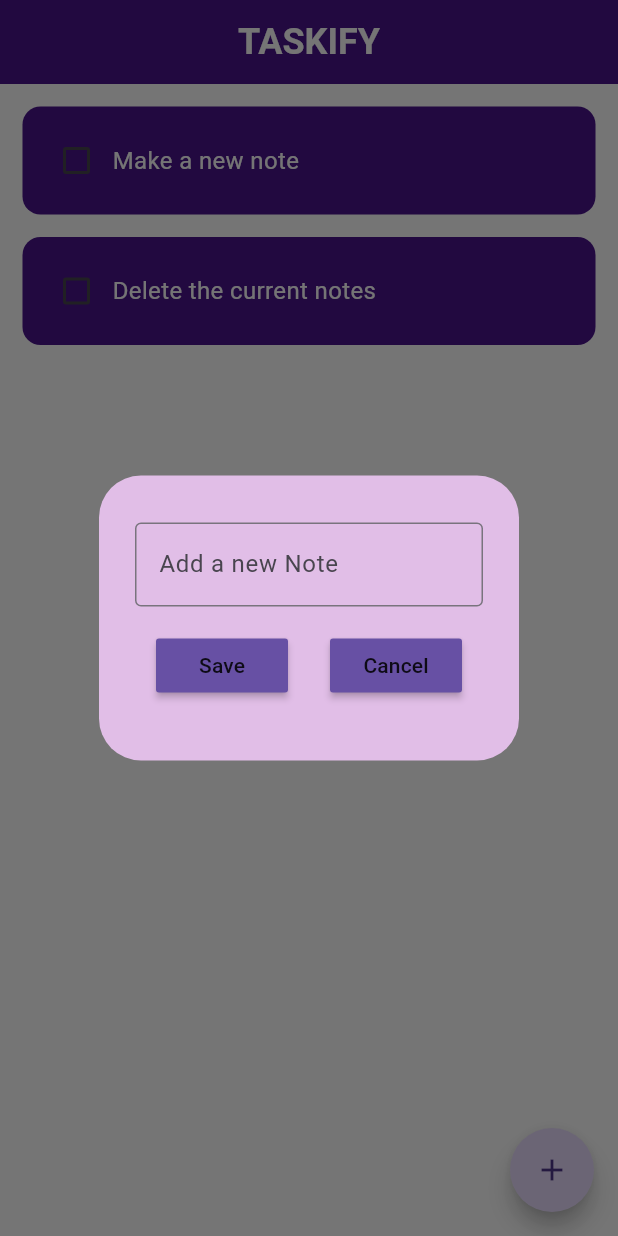
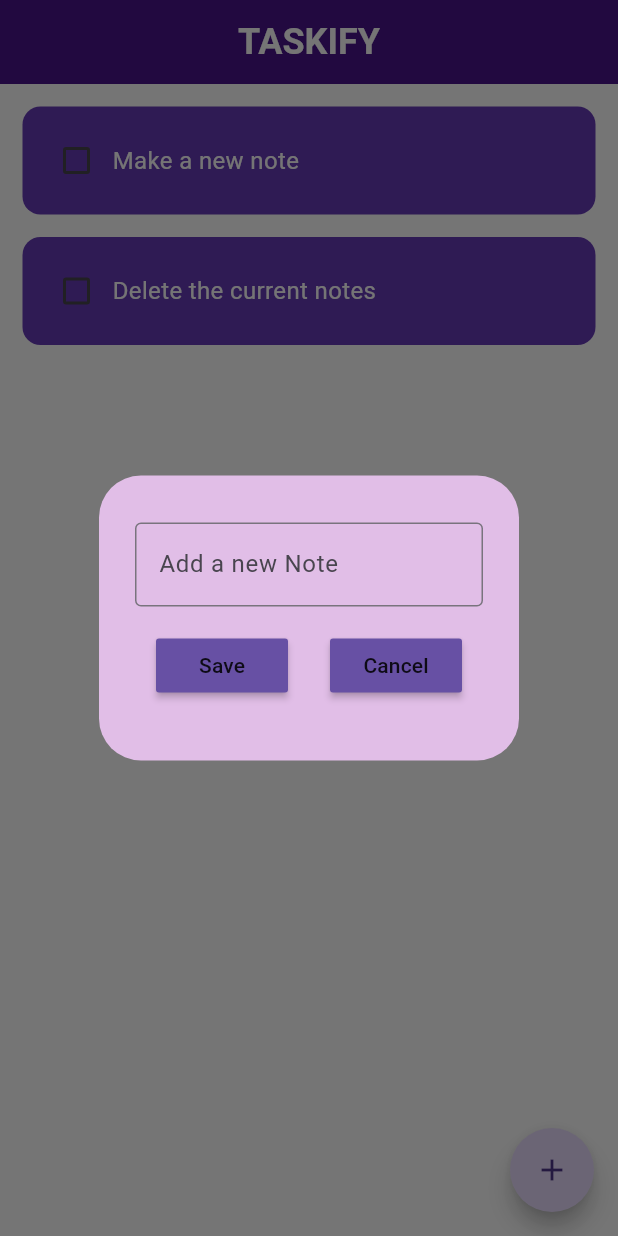
Before and after one commit to illustrae/Note_Taker, a Flutter app: the screen it shows after launch, after a tap on the "add" icon, on a phone screen of 412 x 824 dp. Run offline on Flutter 3.47's test engine with Material 3 defaults, Android fonts, the phone set to English and light mode, and no system bars; drawn by our look-alikes of flutter_slidable; our stand-ins replace hive_flutter; accounts and stored records are empty.

Commit message:
added color changes on completion opt for random

```diff
--- /dev/null
+++ b/lib/components/color_notes.dart
@@ -0,0 +1,20 @@
+import 'package:flutter/material.dart';
+import 'dart:math';
+
+Color getRandomColor(bool taskCompleted) {
+  final List<Color> randomColors = [
+    Colors.deepPurple,
+  ];
+
+  final List<Color> completedColors = [
+    Color.fromARGB(255, 248, 146, 63),
+  ];
+
+  final Random random = Random();
+
+  if (taskCompleted) {
+    return completedColors[random.nextInt(completedColors.length)];
+  } else {
+    return randomColors[random.nextInt(randomColors.length)];
+  }
+}
--- a/lib/components/content_box.dart
+++ b/lib/components/content_box.dart
@@ -16,14 +16,14 @@ class ContentBox extends StatelessWidget {
   Widget build(BuildContext context) {
     return AlertDialog(
         backgroundColor: Colors.purple[100],
-        content: Container(
+        content: SizedBox(
             height: 150,
             child: Column(
                 mainAxisAlignment: MainAxisAlignment.spaceEvenly,
                 children: [
                   TextField(
                     controller: controller,
-                    decoration: InputDecoration(
+                    decoration: const InputDecoration(
                       border: OutlineInputBorder(),
                       hintText: "Add a new Note",
                     ),
--- a/lib/components/todo_notes.dart
+++ b/lib/components/todo_notes.dart
@@ -1,5 +1,7 @@
 import 'package:flutter/material.dart';
 import 'package:flutter_slidable/flutter_slidable.dart';
+import 'color_notes.dart';
+
 
 class ToDoNotes extends StatelessWidget {
   final String taskName;
@@ -8,6 +10,7 @@ class ToDoNotes extends StatelessWidget {
   Function(BuildContext)? deleteFunction;
   Function(BuildContext)? moveDownFunction;
   Function(BuildContext)? moveUpFunction;
+
 
   ToDoNotes(
       {super.key,
@@ -24,26 +27,26 @@ class ToDoNotes extends StatelessWidget {
       padding: const EdgeInsets.only(left: 15.0, right: 15.0, top: 15.0),
       child: Slidable(
         endActionPane: ActionPane(
-          motion: StretchMotion(),
+          extentRatio: 1.0,
+          motion: const StretchMotion(),
           children: [
             SlidableAction(
                 borderRadius: BorderRadius.circular(12),
                 onPressed: deleteFunction,
                 icon: Icons.delete,
-                flex: 1,
                 backgroundColor: Colors.red.shade300),
             SlidableAction(
               borderRadius: BorderRadius.circular(12),
               onPressed: moveDownFunction,
 
-              backgroundColor: Color.fromARGB(255, 233, 179, 1),
+              backgroundColor: const Color.fromARGB(255, 233, 179, 1),
               foregroundColor: Colors.purple[900],
               icon: Icons.arrow_downward),
             SlidableAction(
               borderRadius: BorderRadius.circular(12),
               onPressed: moveUpFunction,
 
-              backgroundColor: Color.fromARGB(255, 0, 199, 50),
+              backgroundColor: const Color.fromARGB(255, 0, 199, 50),
               foregroundColor: Colors.purple[900],
               icon: Icons.arrow_upward,
             )
@@ -52,7 +55,7 @@ class ToDoNotes extends StatelessWidget {
         child: Container(
           padding: const EdgeInsets.all(12),
           decoration: BoxDecoration(
-              color: Colors.purple[900],
+              color: getRandomColor(taskCompleted),
               borderRadius: BorderRadius.circular(12)),
           child: Row(
             children: [
--- a/lib/pages/home_page.dart
+++ b/lib/pages/home_page.dart
@@ -3,7 +3,7 @@ import 'package:flutter_testing/components/content_box.dart';
 import 'package:flutter_testing/components/todo_notes.dart';
 import 'package:flutter_testing/database/data.dart';
 import 'package:hive_flutter/hive_flutter.dart';
-
+import 'dart:math';
 class HomePage extends StatefulWidget {
   const HomePage({super.key});
 
@@ -15,6 +15,7 @@ class _HomePageState extends State<HomePage> {
 //reference the hive memory box
   final _myMemoryBox = Hive.box('memoryBox');
   ToDoNotesDataBase db = ToDoNotesDataBase();
+
 
   @override
   void initState() {
```
